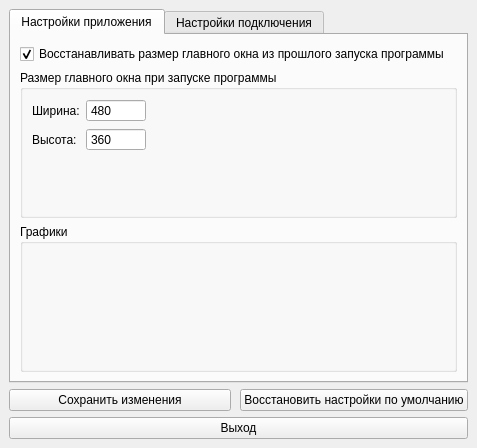
Before: the Qt Designer form formsettings.ui in MiBeloz/HW-qt7-diplom, drawn with Qt 5.
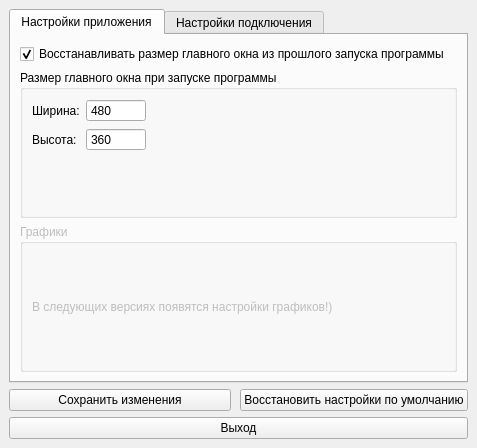
After: the same form once the commit is applied.

Diff of the .ui file:
```diff
--- a/formsettings.ui
+++ b/formsettings.ui
@@ -58,6 +58,15 @@
    </property>
    <item row="0" column="0" colspan="3">
     <widget class="QTabWidget" name="tabWidget_settings">
+     <property name="minimumSize">
+      <size>
+       <width>0</width>
+       <height>0</height>
+      </size>
+     </property>
+     <property name="styleSheet">
+      <string notr="true">QTabWidget:tab-bar {alignment: center;}</string>
+     </property>
      <property name="tabPosition">
       <enum>QTabWidget::North</enum>
      </property>
@@ -73,6 +82,9 @@
      <property name="movable">
       <bool>false</bool>
      </property>
+     <property name="tabBarAutoHide">
+      <bool>false</bool>
+     </property>
      <widget class="QWidget" name="tab_app">
       <attribute name="title">
        <string>Настройки приложения</string>
@@ -141,9 +153,24 @@
        </item>
        <item row="2" column="0">
         <widget class="QGroupBox" name="grB_graphics">
+         <property name="enabled">
+          <bool>false</bool>
+         </property>
          <property name="title">
           <string>Графики</string>
          </property>
+         <layout class="QVBoxLayout" name="verticalLayout">
+          <item>
+           <widget class="QLabel" name="label">
+            <property name="enabled">
+             <bool>false</bool>
+            </property>
+            <property name="text">
+             <string>В следующих версиях появятся настройки графиков!)</string>
+            </property>
+           </widget>
+          </item>
+         </layout>
         </widget>
        </item>
        <item row="0" column="0">
```
Left out of the diff: 5 changed lines with no effect on the pictures.
